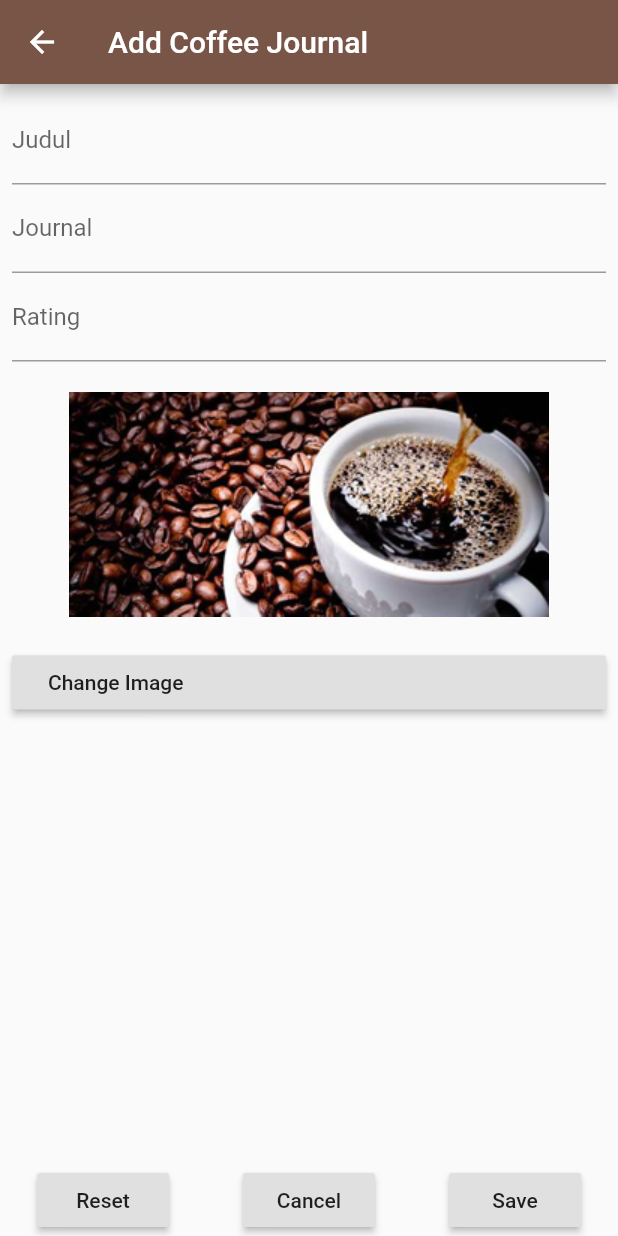
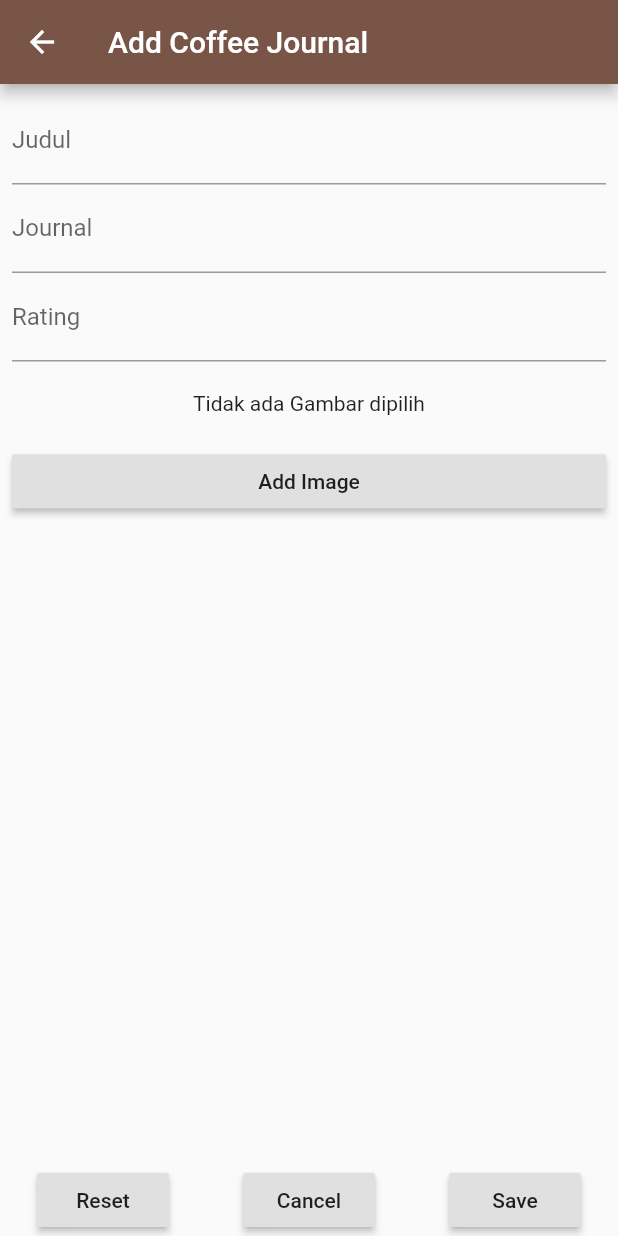
Before and after one commit to ReAlpha39/DBApp, a Flutter app: the FormList screen opened directly, on a phone screen of 412 x 824 dp. Run offline on Flutter 3.47's test engine with Material 2 defaults, Android fonts, the phone set to English and light mode, and no system bars; our stand-ins replace image_picker, sqflite; accounts and stored records are empty.

Commit message:
add image pada form dan menampilkannya pada card

```diff
--- a/lib/view/form.dart
+++ b/lib/view/form.dart
@@ -1,4 +1,5 @@
 import 'dart:async';
+import 'dart:convert';
 import 'package:coffee_journey/models/data.dart';
 import 'package:coffee_journey/repository/database_provider.dart';
 import 'package:flutter/material.dart';
@@ -27,11 +28,13 @@ class _FormListState extends State<FormList> {
   final TextEditingController tanggalC = TextEditingController();
 
 	//FormListState(this.data);
-
+  String imgString;
   Future getImageFromGallery() async {
     var image = await ImagePicker.pickImage(source: ImageSource.gallery);
+    List<int> imgInt = await image.readAsBytes();
+    imgString = base64Encode(imgInt);
     setState(() {
-      //imageInput.img = image;
+
     });
   }
   String _judul;
@@ -117,20 +120,21 @@ class _FormListState extends State<FormList> {
                       Container(
                         padding: EdgeInsets.only(top: 20, bottom: 20),
                         child: Center(
-                          child: Image.asset('assets/coffeeHeader.jpg')//mageInput.img == null
-                              //? Text('Tidak ada Gambar dipilih')
-                              //: Image.file(imageInput.img),
+                          child: imgString == null
+                              ? Text('Tidak ada Gambar dipilih')
+                              : Image.memory(base64Decode(imgString)),
                         ),
                       ),
                       RaisedButton(
                           child: Container(
                             width: MediaQuery.of(context).size.width,
                             padding: EdgeInsets.only(left: 8, right: 8),
-                            child: //Center(child: imageInput.img != null
-                             Text('Change Image') //?
-                            //: Text('Add Image')),
+                            child: Center(child: imgString != null
+                              ? Text('Change Image')
+                              : Text('Add Image')),
                           ),
-                          onPressed: getImageFromGallery),
+                          onPressed: getImageFromGallery
+                        ),
                     ]),
                   ),
                 ),
@@ -188,7 +192,7 @@ class _FormListState extends State<FormList> {
 	void _save() async {
 
     String _tanggal = DateFormat.yMMMd().format(DateTime.now());
-    Data data = Data(judul: _judul, jurnal: _journal, rating: _rating, tanggal: _tanggal);
+    Data data = Data(judul: _judul, jurnal: _journal, rating: _rating, tanggal: _tanggal, image: imgString);
     var hasil = await DatabaseProvider().insertData(data);
     moveToLastScreen();
     //data.juduls = judul;
```
Also changed, not shown: lib/view/homePage.dart (+4 -3 lines).
